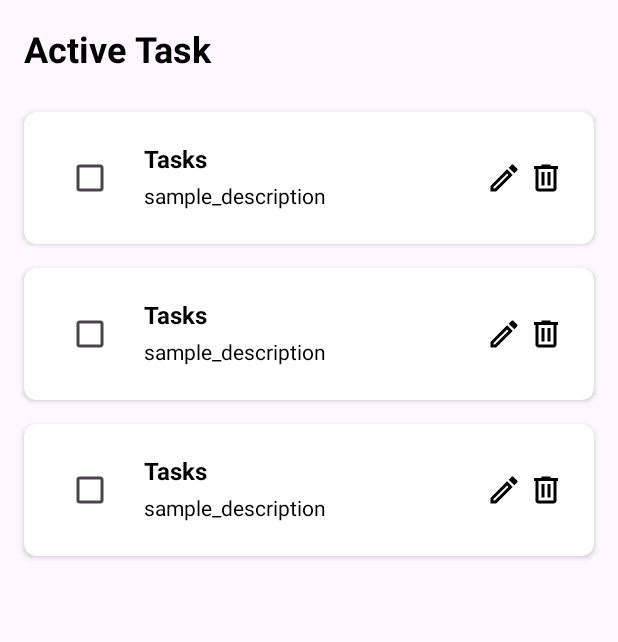
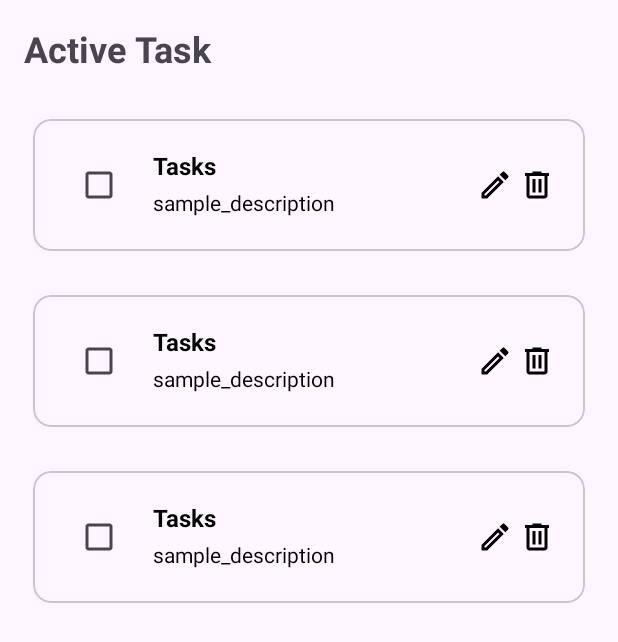
Before and after one commit to shantanupundir/Todo_practice, an Android app: the layout fragment_todo.xml on its own in the app's theme, with its tools: preview values and no code run, on a phone screen of 412 x 824 dp. Shown: the top 642 px of the screen. Run offline under Robolectric (Android 15) with nearby library versions, the phone set to English and light mode, and no system bars.

Commit message:
second commit

```diff
--- a/app/src/main/java/com/example/trail2/adapter/CompletedAdapter.kt
+++ b/app/src/main/java/com/example/trail2/adapter/CompletedAdapter.kt
@@ -38,9 +38,9 @@ class CompletedAdapter(private val onDeleteClick: (TodoData) -> Unit): RecyclerV
     override fun onBindViewHolder(holder:CompletedViewHolder, position: Int) {
         holder.bind(completedList[position])
         if (position % 2 == 0) {
-            holder.binding.parentLayout1.setBackgroundColor(getRandomColor())
+            holder.binding.parentLayout1.setCardBackgroundColor(getRandomColor())
         } else {
-            holder.binding.parentLayout1.setBackgroundColor(getRandomColor())
+            holder.binding.parentLayout1.setCardBackgroundColor(getRandomColor())
         }
     }
 
--- a/app/src/main/java/com/example/trail2/adapter/TodoAdapter.kt
+++ b/app/src/main/java/com/example/trail2/adapter/TodoAdapter.kt
@@ -43,9 +43,9 @@ class TodoAdapter (
     override fun onBindViewHolder(holder: TodoViewHolder, position: Int) {
         holder.bind(taskList[position])
         if (position % 2 == 0) {
-            holder.binding.parentLayout.setBackgroundColor(getRandomColor())
+            holder.binding.parentLayout.setCardBackgroundColor(getRandomColor())
         } else {
-            holder.binding.parentLayout.setBackgroundColor(getRandomColor())
+            holder.binding.parentLayout.setCardBackgroundColor(getRandomColor())
         }
     }
     override fun getItemCount(): Int = taskList.size
--- a/app/src/main/res/layout/add_item_dialog.xml
+++ b/app/src/main/res/layout/add_item_dialog.xml
@@ -20,7 +20,7 @@
             android:padding="12dp"
             android:layout_margin="12dp"
             android:background="@android:color/transparent">
-            <EditText
+            <androidx.appcompat.widget.AppCompatEditText
                 android:layout_width="match_parent"
                 android:layout_height="wrap_content"
                 android:id="@+id/titleEdit"
@@ -32,7 +32,7 @@
                 app:layout_constraintEnd_toEndOf="parent"
                 />
 
-            <EditText
+            <androidx.appcompat.widget.AppCompatEditText
                 android:id="@+id/descriptionEdit"
                 android:layout_width="match_parent"
                 android:layout_height="wrap_content"
--- a/app/src/main/res/layout/fragment_completed.xml
+++ b/app/src/main/res/layout/fragment_completed.xml
@@ -13,7 +13,6 @@
             android:layout_width="0dp"
             android:layout_height="wrap_content"
             android:layout_margin="16dp"
-            android:textColor="@color/textColor"
             android:text="@string/hello_from_fragmentcompleted"
             android:textSize="24sp"
             android:textStyle="bold"
--- a/app/src/main/res/layout/fragment_todo.xml
+++ b/app/src/main/res/layout/fragment_todo.xml
@@ -12,7 +12,6 @@
             android:layout_width="0dp"
             android:layout_height="wrap_content"
             android:layout_margin="16dp"
-            android:textColor="@color/textColor"
             android:text="@string/pending_tasks"
             android:textSize="24sp"
             android:textStyle="bold"
@@ -25,10 +24,9 @@
             android:id="@+id/recyclerViewTodo"
             android:layout_width="0dp"
             android:layout_height="0dp"
-            android:layout_marginTop="18dp"
+            android:layout_marginTop="16dp"
             android:paddingHorizontal="8dp"
-            android:paddingBottom="10dp"
-            android:alpha="1.0"
+            android:paddingBottom="8dp"
             app:layoutManager="androidx.recyclerview.widget.LinearLayoutManager"
             app:layout_constraintBottom_toBottomOf="parent"
             app:layout_constraintEnd_toEndOf="parent"
--- a/app/src/main/res/layout/item_todo_task.xml
+++ b/app/src/main/res/layout/item_todo_task.xml
@@ -1,27 +1,23 @@
 <?xml version="1.0" encoding="utf-8"?>
-<layout>
-
-    <androidx.cardview.widget.CardView
-        xmlns:android="http://schemas.android.com/apk/res/android"
-        xmlns:app="http://schemas.android.com/apk/res-auto"
-        xmlns:tools="http://schemas.android.com/tools"
-        android:layout_margin="8dp"
-        app:cardCornerRadius="8dp"
-        android:layout_height="wrap_content"
-        android:id="@+id/parentLayout"
-        android:layout_width="match_parent">
+<com.google.android.material.card.MaterialCardView
+    xmlns:android="http://schemas.android.com/apk/res/android"
+    xmlns:app="http://schemas.android.com/apk/res-auto"
+    xmlns:tools="http://schemas.android.com/tools"
+    android:id="@+id/parentLayout"
+    android:layout_width="match_parent"
+    android:layout_height="wrap_content"
+    android:layout_margin="8dp"
+    app:cardCornerRadius="12dp"
+    app:cardPreventCornerOverlap="true"
+    app:cardUseCompatPadding="true">
 
     <androidx.constraintlayout.widget.ConstraintLayout
-        xmlns:android="http://schemas.android.com/apk/res/android"
-        xmlns:app="http://schemas.android.com/apk/res-auto"
-        xmlns:tools="http://schemas.android.com/tools"
         android:layout_width="match_parent"
         android:layout_height="wrap_content"
         android:layout_margin="4dp"
         android:clickable="true"
         android:focusable="true"
         android:padding="16dp">
-
 
         <CheckBox
             android:id="@+id/cbTaskComplete"
@@ -55,7 +51,6 @@
             android:layout_width="0dp"
             android:layout_height="wrap_content"
             android:layout_marginTop="4dp"
-            android:alpha="1.0"
             android:text="@string/sample_description"
             android:textColor="@color/textColor"
             android:textSize="14sp"
@@ -88,5 +83,4 @@
             app:layout_constraintTop_toTopOf="parent" />
 
     </androidx.constraintlayout.widget.ConstraintLayout>
-    </androidx.cardview.widget.CardView>
-</layout>
+</com.google.android.material.card.MaterialCardView>
```
Also changed, not shown: app/src/main/res/layout/item_completed_task.xml (+15 -12 lines).
